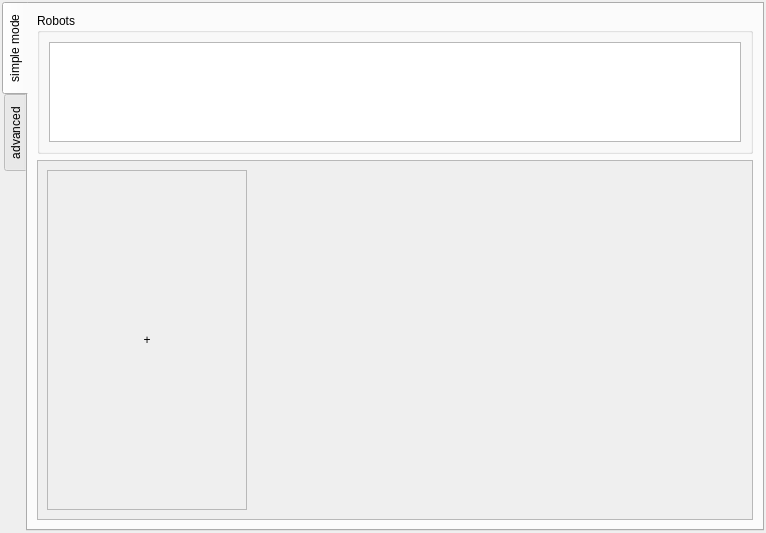
Before: the Qt Designer form cedar/devices/gui/RobotManager.ui in cedar/cedar, drawn with Qt 5.
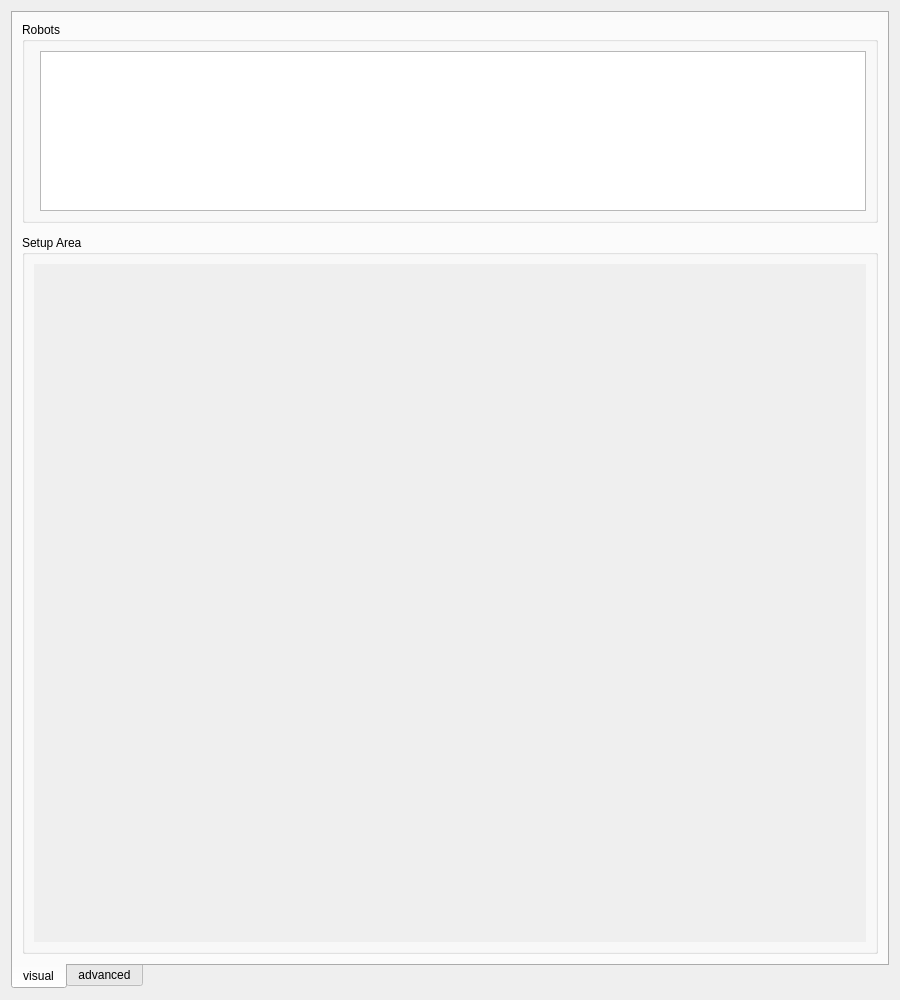
After: the same form once the commit is applied. Custom widgets are drawn as their Qt base class.

Commit message: RobotManager UI Update: new icons, improved layout, drag&drop robots

```diff
--- a/cedar/devices/gui/RobotManager.ui
+++ b/cedar/devices/gui/RobotManager.ui
@@ -6,40 +6,79 @@
    <rect>
     <x>0</x>
     <y>0</y>
-    <width>766</width>
-    <height>533</height>
+    <width>900</width>
+    <height>1000</height>
    </rect>
   </property>
+  <property name="sizePolicy">
+   <sizepolicy hsizetype="Expanding" vsizetype="MinimumExpanding">
+    <horstretch>0</horstretch>
+    <verstretch>0</verstretch>
+   </sizepolicy>
+  </property>
+  <property name="minimumSize">
+   <size>
+    <width>0</width>
+    <height>0</height>
+   </size>
+  </property>
   <property name="windowTitle">
    <string>Robot Manager</string>
   </property>
-  <layout class="QGridLayout" name="gridLayout" columnstretch="2">
-   <property name="margin">
-    <number>2</number>
-   </property>
-   <property name="spacing">
-    <number>2</number>
-   </property>
+  <layout class="QGridLayout" name="gridLayout">
    <item row="0" column="0">
     <widget class="QTabWidget" name="mpModeTab">
+     <property name="sizePolicy">
+      <sizepolicy hsizetype="Expanding" vsizetype="Expanding">
+       <horstretch>0</horstretch>
+       <verstretch>0</verstretch>
+      </sizepolicy>
+     </property>
      <property name="tabPosition">
-      <enum>QTabWidget::West</enum>
+      <enum>QTabWidget::South</enum>
      </property>
      <property name="currentIndex">
       <number>0</number>
      </property>
      <widget class="QWidget" name="tab">
+      <property name="minimumSize">
+       <size>
+        <width>800</width>
+        <height>0</height>
+       </size>
+      </property>
       <attribute name="title">
-       <string>simple mode</string>
+       <string>visual</string>
       </attribute>
-      <layout class="QVBoxLayout" name="verticalLayout_2" stretch="0,1">
+      <layout class="QVBoxLayout" name="verticalLayout_2">
+       <property name="spacing">
+        <number>12</number>
+       </property>
        <item>
-        <widget class="QGroupBox" name="groupBox_2">
+        <widget class="QGroupBox" name="groupBox_Robots">
+         <property name="sizePolicy">
+          <sizepolicy hsizetype="Expanding" vsizetype="Fixed">
+           <horstretch>0</horstretch>
+           <verstretch>0</verstretch>
+          </sizepolicy>
+         </property>
+         <property name="minimumSize">
+          <size>
+           <width>0</width>
+           <height>200</height>
+          </size>
+         </property>
          <property name="title">
           <string>Robots</string>
          </property>
-         <layout class="QVBoxLayout" name="verticalLayout_3">
-          <item>
+         <layout class="QFormLayout" name="formLayout_2">
+          <property name="sizeConstraint">
+           <enum>QLayout::SetNoConstraint</enum>
+          </property>
+          <property name="bottomMargin">
+           <number>9</number>
+          </property>
+          <item row="0" column="1">
            <widget class="QListWidget" name="mpSimpleRobotIconList">
             <property name="sizePolicy">
              <sizepolicy hsizetype="Expanding" vsizetype="Fixed">
@@ -47,6 +86,12 @@
               <verstretch>0</verstretch>
              </sizepolicy>
             </property>
+            <property name="minimumSize">
+             <size>
+              <width>0</width>
+              <height>160</height>
+             </size>
+            </property>
             <property name="maximumSize">
              <size>
               <width>16777215</width>
@@ -65,6 +110,18 @@
             <property name="dragDropMode">
              <enum>QAbstractItemView::DragDrop</enum>
             </property>
+            <property name="iconSize">
+             <size>
+              <width>128</width>
+              <height>128</height>
+             </size>
+            </property>
+            <property name="textElideMode">
+             <enum>Qt::ElideMiddle</enum>
+            </property>
+            <property name="verticalScrollMode">
+             <enum>QAbstractItemView::ScrollPerPixel</enum>
+            </property>
             <property name="movement">
              <enum>QListView::Snap</enum>
             </property>
@@ -74,12 +131,6 @@
             <property name="resizeMode">
              <enum>QListView::Adjust</enum>
             </property>
-            <property name="gridSize">
-             <size>
-              <width>64</width>
-              <height>64</height>
-             </size>
-            </property>
             <property name="viewMode">
              <enum>QListView::IconMode</enum>
             </property>
@@ -92,102 +143,101 @@
         </widget>
        </item>
        <item>
-        <widget class="QScrollArea" name="mpSimpleModeScrollArea">
+        <widget class="QGroupBox" name="groupBox_Setup">
          <property name="sizePolicy">
-          <sizepolicy hsizetype="Expanding" vsizetype="MinimumExpanding">
+          <sizepolicy hsizetype="Preferred" vsizetype="Expanding">
            <horstretch>0</horstretch>
            <verstretch>0</verstretch>
           </sizepolicy>
          </property>
          <property name="minimumSize">
           <size>
-           <width>250</width>
-           <height>0</height>
+           <width>0</width>
+           <height>450</height>
           </size>
          </property>
-         <property name="verticalScrollBarPolicy">
-          <enum>Qt::ScrollBarAlwaysOff</enum>
+         <property name="title">
+          <string>Setup Area</string>
          </property>
-         <property name="widgetResizable">
-          <bool>true</bool>
-         </property>
-         <widget class="QWidget" name="mpSimpleRobotList">
-          <property name="geometry">
-           <rect>
-            <x>0</x>
-            <y>0</y>
-            <width>709</width>
-            <height>363</height>
-           </rect>
+         <layout class="QVBoxLayout" name="verticalLayout_6">
+          <property name="sizeConstraint">
+           <enum>QLayout::SetMinimumSize</enum>
           </property>
-          <layout class="QHBoxLayout" name="mpSimpleRobotListLayout">
-           <item>
-            <widget class="QFrame" name="frame">
+          <item>
+           <widget class="QScrollArea" name="mpSimpleModeScrollArea">
+            <property name="sizePolicy">
+             <sizepolicy hsizetype="Expanding" vsizetype="Preferred">
+              <horstretch>0</horstretch>
+              <verstretch>0</verstretch>
+             </sizepolicy>
+            </property>
+            <property name="minimumSize">
+             <size>
+              <width>250</width>
+              <height>0</height>
+             </size>
+            </property>
+            <property name="frameShape">
+             <enum>QFrame::NoFrame</enum>
+            </property>
+            <property name="frameShadow">
+             <enum>QFrame::Plain</enum>
+            </property>
+            <property name="lineWidth">
+             <number>0</number>
+            </property>
+            <property name="verticalScrollBarPolicy">
+             <enum>Qt::ScrollBarAlwaysOff</enum>
+            </property>
+            <property name="widgetResizable">
+             <bool>true</bool>
+            </property>
+            <widget class="QWidget" name="mpSimpleRobotList">
+             <property name="geometry">
+              <rect>
+               <x>0</x>
+               <y>0</y>
+               <width>836</width>
+               <height>679</height>
+              </rect>
+             </property>
              <property name="sizePolicy">
-              <sizepolicy hsizetype="Fixed" vsizetype="Preferred">
+              <sizepolicy hsizetype="Preferred" vsizetype="Preferred">
                <horstretch>0</horstretch>
                <verstretch>0</verstretch>
               </sizepolicy>
              </property>
              <property name="minimumSize">
               <size>
-               <width>200</width>
+               <width>0</width>
                <height>0</height>
               </size>
              </property>
-             <property name="maximumSize">
-              <size>
-               <width>200</width>
-               <height>16777215</height>
-              </size>
-             </property>
-             <property name="frameShape">
-              <enum>QFrame::StyledPanel</enum>
-             </property>
-             <property name="frameShadow">
-              <enum>QFrame::Plain</enum>
-             </property>
-             <layout class="QVBoxLayout" name="verticalLayout_4">
-              <property name="spacing">
-               <number>0</number>
-              </property>
-              <property name="margin">
-               <number>0</number>
+             <layout class="QHBoxLayout" name="mpSimpleRobotListLayout">
+              <property name="sizeConstraint">
+               <enum>QLayout::SetMinimumSize</enum>
               </property>
               <item>
-               <widget class="QPushButton" name="mpSimpleModeAddButton">
-                <property name="sizePolicy">
-                 <sizepolicy hsizetype="Expanding" vsizetype="Expanding">
-                  <horstretch>0</horstretch>
-                  <verstretch>0</verstretch>
-                 </sizepolicy>
+               <spacer name="horizontalSpacer">
+                <property name="orientation">
+                 <enum>Qt::Horizontal</enum>
                 </property>
-                <property name="text">
-                 <string>+</string>
+                <property name="sizeType">
+                 <enum>QSizePolicy::Expanding</enum>
                 </property>
-                <property name="flat">
-                 <bool>true</bool>
+                <property name="sizeHint" stdset="0">
+                 <size>
+                  <width>40</width>
+                  <height>20</height>
+                 </size>
                 </property>
-               </widget>
+               </spacer>
               </item>
              </layout>
             </widget>
-           </item>
-           <item>
-            <spacer name="horizontalSpacer">
-             <property name="orientation">
-              <enum>Qt::Horizontal</enum>
-             </property>
-             <property name="sizeHint" stdset="0">
-              <size>
-               <width>40</width>
-               <height>20</height>
-              </size>
-             </property>
-            </spacer>
-           </item>
-          </layout>
-         </widget>
+           </widget>
+          </item>
+         </layout>
         </widget>
        </item>
       </layout>
```
Left out of the diff: 4 changed lines with no effect on the pictures. The commit also changes 11 other files.
